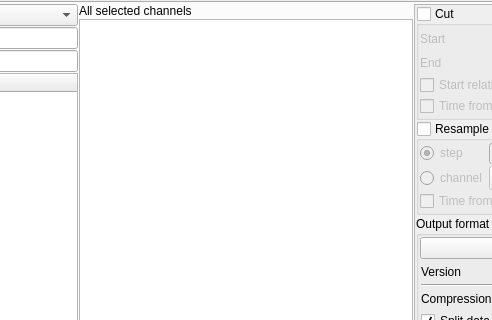
danielhrisca/asammdf, file src/asammdf/gui/ui/file_widget.ui: the form before one commit; both pictures show x 283 to 775 and y 0 to 320 of the 1034 by 621 pixel window.
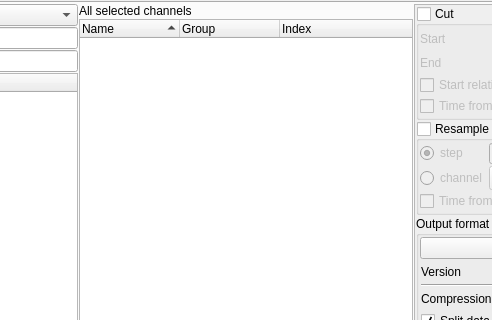
The form after the commit. The open tabs and pages were chosen to show the change. Icons and pictures are not drawn. Custom widgets are drawn as their Qt base class.

Commit message: allow display names when loading a dspf in the modify and export tab

Patch:
```diff
--- a/src/asammdf/gui/ui/file_widget.ui
+++ b/src/asammdf/gui/ui/file_widget.ui
@@ -481,16 +481,25 @@
           </widget>
          </item>
          <item>
-          <widget class="QListWidget" name="selected_filter_channels">
-           <property name="viewMode">
-            <enum>QListView::ViewMode::ListMode</enum>
-           </property>
-           <property name="uniformItemSizes">
-            <bool>true</bool>
-           </property>
+          <widget class="QTreeWidget" name="selected_filter_channels">
            <property name="sortingEnabled">
             <bool>true</bool>
            </property>
+           <column>
+            <property name="text">
+             <string>Name</string>
+            </property>
+           </column>
+           <column>
+            <property name="text">
+             <string>Group</string>
+            </property>
+           </column>
+           <column>
+            <property name="text">
+             <string>Index</string>
+            </property>
+           </column>
           </widget>
          </item>
         </layout>
```
Left out of the diff: 2 changed lines with no effect on the pictures. Lines whose indentation alone changed are shown as unchanged. The commit also changes 3 other files.
